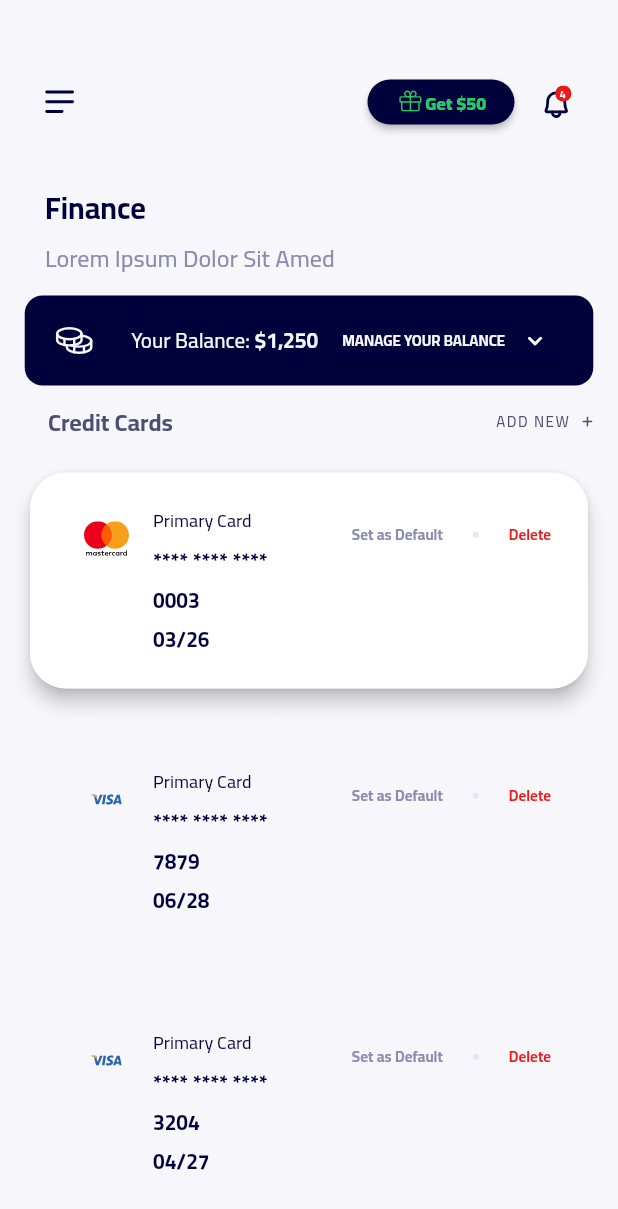
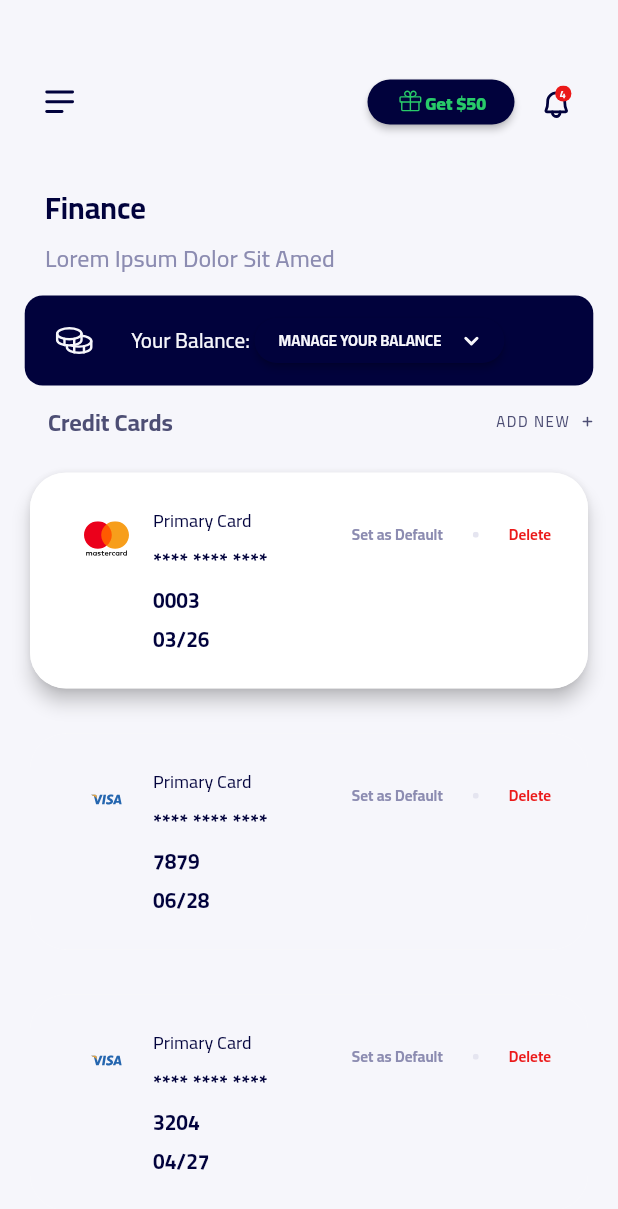
Before and after one commit to ozgun-kara/ruut, a Flutter app: the screen it shows after launch, on a phone screen of 412 x 824 dp. Shown: the top 1209 px of the screen. Run offline on Flutter 3.47's test engine with Material 2 defaults, Android fonts, the phone set to English and light mode, and no system bars; our stand-ins replace flutter_svg.

Commit message:
Update finance_page.dart

```diff
--- a/lib/pages/finance_page.dart
+++ b/lib/pages/finance_page.dart
@@ -159,18 +159,9 @@ class FinancePage extends StatelessWidget {
                         ),
                       ),
                     ),
-                    const Padding(
-                      padding: EdgeInsets.fromLTRB(0, 0, 0, 0),
-                      child: Text(
-                        "\$1,250",
-                        style: TextStyle(
-                          fontSize: 14,
-                          fontFamily: "Cairo-VariableFont_wght",
-                          fontWeight: FontWeight.bold,
-                          color: Color(0xFFF6F6FB),
-                        ),
-                      ),
-                    ),
+
+
+
 
                     ButtonTheme(
                       minWidth: 98,
```
